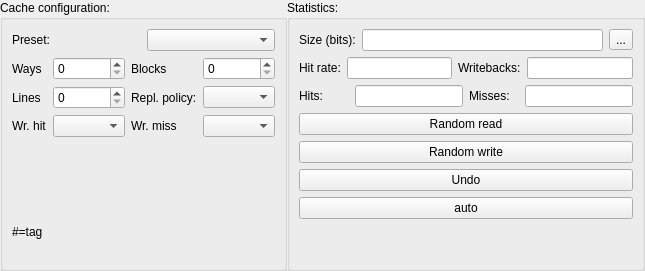
The window that src/cacheconfigwidget.ui (mortbopet/Ripes) describes before a commit, drawn with Qt 5.
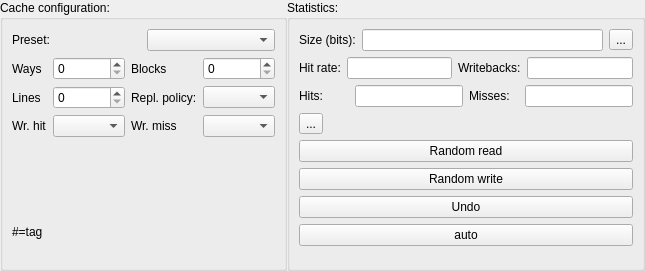
The same window after the commit.

Diff of the .ui file:
```diff
--- a/src/cacheconfigwidget.ui
+++ b/src/cacheconfigwidget.ui
@@ -169,20 +169,6 @@
         <string>Statistics:</string>
        </property>
        <layout class="QGridLayout" name="gridLayout_5">
-        <item row="2" column="0">
-         <widget class="QPushButton" name="randomwrite">
-          <property name="text">
-           <string>Random write</string>
-          </property>
-         </widget>
-        </item>
-        <item row="3" column="0">
-         <widget class="QPushButton" name="undo">
-          <property name="text">
-           <string>Undo</string>
-          </property>
-         </widget>
-        </item>
         <item row="0" column="0">
          <layout class="QVBoxLayout" name="verticalLayout_3">
           <item>
@@ -321,7 +307,7 @@
           </item>
          </layout>
         </item>
-        <item row="5" column="0">
+        <item row="6" column="0">
          <spacer name="verticalSpacer">
           <property name="orientation">
            <enum>Qt::Vertical</enum>
@@ -334,7 +320,21 @@
           </property>
          </spacer>
         </item>
-        <item row="1" column="0">
+        <item row="5" column="0">
+         <widget class="QPushButton" name="autoAccess">
+          <property name="text">
+           <string>auto</string>
+          </property>
+         </widget>
+        </item>
+        <item row="3" column="0">
+         <widget class="QPushButton" name="randomwrite">
+          <property name="text">
+           <string>Random write</string>
+          </property>
+         </widget>
+        </item>
+        <item row="2" column="0">
          <widget class="QPushButton" name="randomread">
           <property name="text">
            <string>Random read</string>
@@ -342,9 +342,16 @@
          </widget>
         </item>
         <item row="4" column="0">
-         <widget class="QPushButton" name="autoAccess">
+         <widget class="QPushButton" name="undo">
           <property name="text">
-           <string>auto</string>
+           <string>Undo</string>
+          </property>
+         </widget>
+        </item>
+        <item row="1" column="0">
+         <widget class="QToolButton" name="cachePlot">
+          <property name="text">
+           <string>...</string>
           </property>
          </widget>
         </item>
```
